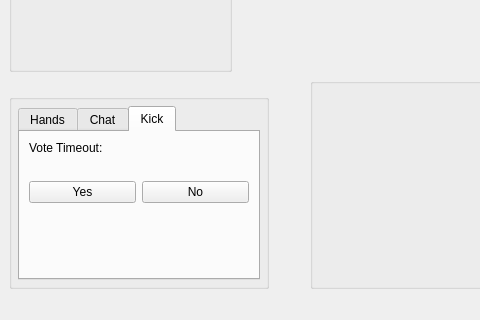
The window that src/gui/qt/gametable.ui (pokerth/pokerth) describes before a commit, drawn with Qt 5; both pictures show x 0 to 480 and y 360 to 680 of the 1000 by 680 pixel window.
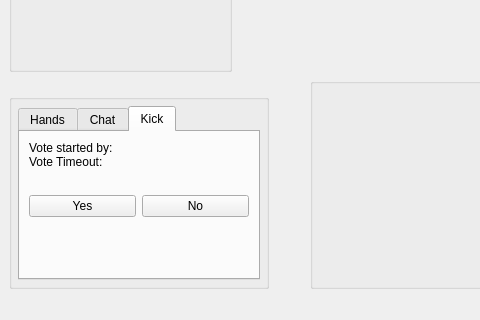
The same window after the commit. The open tabs and pages were chosen to show the change. Custom widgets are drawn as their Qt base class.

```diff
--- a/src/gui/qt/gametable.ui
+++ b/src/gui/qt/gametable.ui
@@ -1782,7 +1782,42 @@
               </attribute>
               <layout class="QGridLayout" name="gridLayout_3" >
                <item row="0" column="0" >
+                <layout class="QVBoxLayout" name="verticalLayout" >
+                 <property name="spacing" >
+                  <number>0</number>
+                 </property>
+                 <item>
+                  <layout class="QHBoxLayout" name="horizontalLayout_3" >
+                   <property name="spacing" >
+                    <number>5</number>
+                   </property>
+                   <item>
+                    <widget class="QLabel" name="label_votestartedby" >
+                     <property name="text" >
+                      <string>Vote started by:</string>
+                     </property>
+                    </widget>
+                   </item>
+                   <item>
+                    <widget class="QLabel" name="label_voteStarterNick" >
+                     <property name="sizePolicy" >
+                      <sizepolicy vsizetype="Preferred" hsizetype="MinimumExpanding" >
+                       <horstretch>0</horstretch>
+                       <verstretch>0</verstretch>
+                      </sizepolicy>
+                     </property>
+                     <property name="text" >
+                      <string/>
+                     </property>
+                    </widget>
+                   </item>
+                  </layout>
+                 </item>
+                 <item>
                 <layout class="QHBoxLayout" name="horizontalLayout_2" >
+                   <property name="spacing" >
+                    <number>5</number>
+                   </property>
                  <item>
                   <widget class="QLabel" name="label_timeout" >
                    <property name="text" >
@@ -1805,6 +1840,8 @@
                  </item>
                 </layout>
                </item>
+                </layout>
+               </item>
                <item row="1" column="0" >
                 <widget class="QLabel" name="label_kickUser" >
                  <property name="sizePolicy" >
@@ -1836,6 +1873,13 @@
                  </item>
                 </layout>
                </item>
+               <item row="3" column="0" >
+                <widget class="QLabel" name="label_votesMonitor" >
+                 <property name="text" >
+                  <string/>
+                 </property>
+                </widget>
+               </item>
                <item row="4" column="0" >
                 <spacer name="verticalSpacer" >
                  <property name="orientation" >
@@ -1849,13 +1893,6 @@
                  </property>
                 </spacer>
                </item>
-               <item row="3" column="0" >
-                <widget class="QLabel" name="label_votesMonitor" >
-                 <property name="text" >
-                  <string/>
-                 </property>
-                </widget>
-               </item>
               </layout>
              </widget>
             </widget>
```
Left out of the diff: 4 changed lines with no effect on the pictures. Lines whose indentation alone changed are shown as unchanged.
